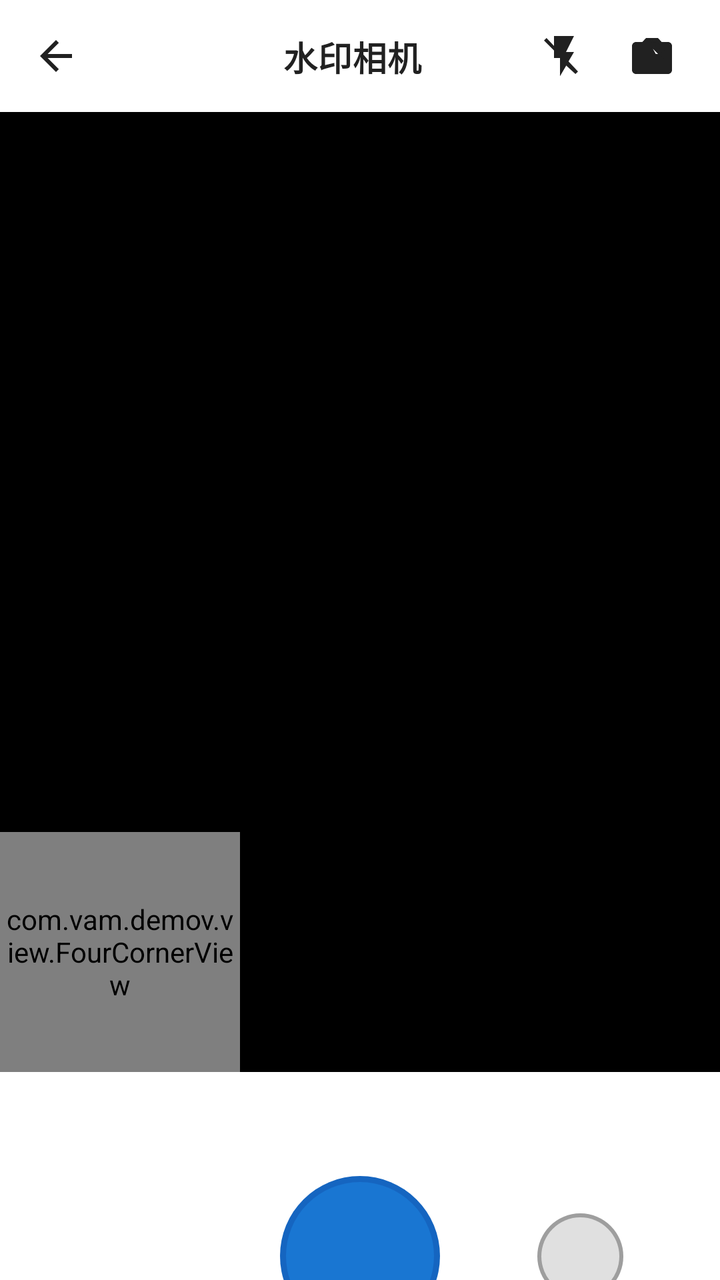
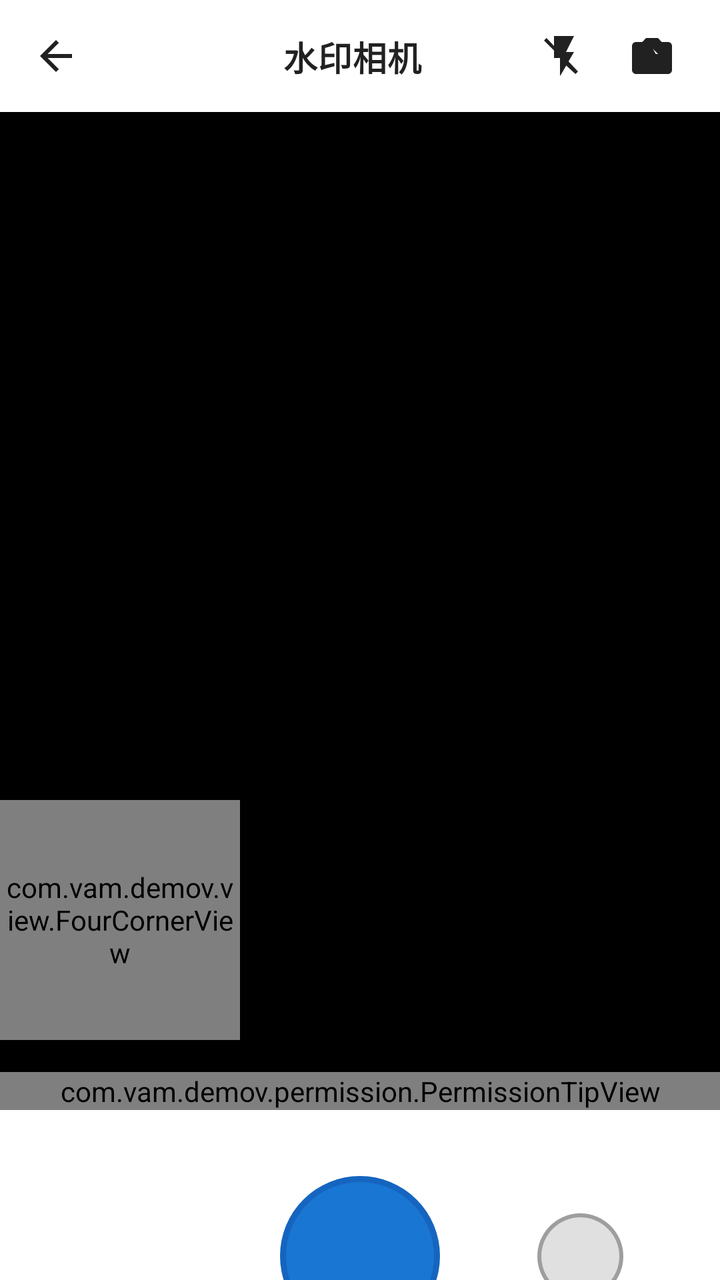

Screens rendered from an Android XML layout before and after an edit, with the pre-edit source and the edit as a unified diff.
<!-- AndroidManifest.xml: activity theme Theme.AppCompat.Light.NoActionBar -->
<!-- res/layout/activity_camera_preview.xml -->
<?xml version="1.0" encoding="utf-8"?>
<androidx.constraintlayout.widget.ConstraintLayout
    xmlns:android="http://schemas.android.com/apk/res/android"
    xmlns:app="http://schemas.android.com/apk/res-auto"
    android:layout_width="match_parent"
    android:layout_height="match_parent"
    android:background="#000000">

    
    <androidx.constraintlayout.widget.ConstraintLayout
        android:id="@+id/topBar"
        android:layout_width="0dp"
        android:layout_height="56dp"
        android:background="#FFFFFF"
        android:paddingStart="4dp"
        android:paddingEnd="12dp"
        app:layout_constraintTop_toTopOf="parent"
        app:layout_constraintStart_toStartOf="parent"
        app:layout_constraintEnd_toEndOf="parent">

        
        <ImageButton
            android:id="@+id/btnBack"
            android:layout_width="48dp"
            android:layout_height="48dp"
            android:background="?attr/selectableItemBackgroundBorderless"
            android:contentDescription="@string/camera_back_desc"
            android:src="@drawable/ic_arrow_back"
            android:scaleType="center"
            app:layout_constraintStart_toStartOf="parent"
            app:layout_constraintTop_toTopOf="parent"
            app:layout_constraintBottom_toBottomOf="parent" />

        
        <TextView
            android:id="@+id/tvTitle"
            android:layout_width="wrap_content"
            android:layout_height="wrap_content"
            android:text="@string/camera_title"
            android:textColor="#212121"
            android:textSize="17sp"
            android:textStyle="bold"
            android:letterSpacing="0.02"
            app:layout_constraintStart_toStartOf="parent"
            app:layout_constraintEnd_toEndOf="parent"
            app:layout_constraintTop_toTopOf="parent"
            app:layout_constraintBottom_toBottomOf="parent" />

        
        <LinearLayout
            android:id="@+id/rightActions"
            android:layout_width="wrap_content"
            android:layout_height="wrap_content"
            android:orientation="horizontal"
            android:gravity="center_vertical"
            app:layout_constraintEnd_toEndOf="parent"
            app:layout_constraintTop_toTopOf="parent"
            app:layout_constraintBottom_toBottomOf="parent">

            <ImageButton
                android:id="@+id/btnFlash"
                android:layout_width="44dp"
                android:layout_height="44dp"
                android:background="?attr/selectableItemBackgroundBorderless"
                android:contentDescription="@string/camera_flash_desc"
                android:src="@drawable/ic_flash_off"
                android:scaleType="center" />

            <ImageButton
                android:id="@+id/btnFlipCamera"
                android:layout_width="44dp"
                android:layout_height="44dp"
                android:background="?attr/selectableItemBackgroundBorderless"
                android:contentDescription="@string/camera_flip_desc"
                android:src="@drawable/ic_flip_camera"
                android:scaleType="center" />

        </LinearLayout>

    </androidx.constraintlayout.widget.ConstraintLayout>

    
    <FrameLayout
        android:id="@+id/cameraPreviewContainer"
        android:layout_width="0dp"
        android:layout_height="0dp"
        android:background="#000000"
        app:layout_constraintDimensionRatio="H,3:4"
        app:layout_constraintTop_toBottomOf="@id/topBar"
        app:layout_constraintStart_toStartOf="parent"
        app:layout_constraintEnd_toEndOf="parent">

        <TextureView
            android:id="@+id/textureView"
            android:layout_width="match_parent"
            android:layout_height="match_parent" />

    </FrameLayout>

    
    <androidx.constraintlayout.widget.ConstraintLayout
        android:id="@+id/bottomBar"
        android:layout_width="0dp"
        android:layout_height="0dp"
        android:background="#FFFFFF"
        app:layout_constraintTop_toBottomOf="@id/cameraPreviewContainer"
        app:layout_constraintBottom_toBottomOf="parent"
        app:layout_constraintStart_toStartOf="parent"
        app:layout_constraintEnd_toEndOf="parent">

        
        <ImageButton
            android:id="@+id/btnCapture"
            android:layout_width="80dp"
            android:layout_height="80dp"
            android:background="@drawable/bg_capture_button"
            android:contentDescription="@string/camera_capture_desc"
            android:scaleType="center"
            android:src="@null"
            android:layout_marginTop="52dp"
            app:layout_constraintStart_toStartOf="parent"
            app:layout_constraintEnd_toEndOf="parent"
            app:layout_constraintTop_toTopOf="parent" />

        
        <ImageButton
            android:id="@+id/btnGallery"
            android:layout_width="43dp"
            android:layout_height="43dp"
            android:background="@drawable/bg_gallery_button"
            android:contentDescription="@string/camera_gallery_desc"
            android:scaleType="center"
            android:src="@null"
            app:layout_constraintStart_toEndOf="@id/btnCapture"
            app:layout_constraintEnd_toEndOf="parent"
            app:layout_constraintTop_toTopOf="@id/btnCapture"
            app:layout_constraintBottom_toBottomOf="@id/btnCapture" />

        
        <com.vam.demov.tab.CenterTabView
            android:id="@+id/centerTabView"
            android:layout_width="0dp"
            android:layout_height="wrap_content"
            android:layout_marginTop="20dp"
            app:layout_constraintTop_toBottomOf="@id/btnCapture"
            app:layout_constraintStart_toStartOf="parent"
            app:layout_constraintEnd_toEndOf="parent" />

    </androidx.constraintlayout.widget.ConstraintLayout>

    
    <androidx.fragment.app.FragmentContainerView
        android:id="@+id/uploadProgressContainer"
        android:layout_width="0dp"
        android:layout_height="wrap_content"
        app:layout_constraintTop_toTopOf="@id/bottomBar"
        app:layout_constraintStart_toStartOf="@id/bottomBar"
        app:layout_constraintEnd_toEndOf="@id/bottomBar" />

    
    <com.vam.demov.view.FourCornerView
        android:id="@+id/fourCornerView"
        android:layout_width="120dp"
        android:layout_height="120dp"
        app:layout_constraintStart_toStartOf="@id/cameraPreviewContainer"
        app:layout_constraintBottom_toBottomOf="@id/cameraPreviewContainer" />

</androidx.constraintlayout.widget.ConstraintLayout>
<!-- resources referenced by this layout -->
<resources>
  <!-- drawable bg_capture_button (drawable) -->
  <?xml version="1.0" encoding="utf-8"?>
  <layer-list xmlns:android="http://schemas.android.com/apk/res/android">
      <item>
          <shape android:shape="oval">
              <solid android:color="#1565C0" />
          </shape>
      </item>
      <item
          android:left="3dp"
          android:top="3dp"
          android:right="3dp"
          android:bottom="3dp">
          <shape android:shape="oval">
              <solid android:color="#1976D2" />
          </shape>
      </item>
  </layer-list>
  <!-- drawable bg_gallery_button (drawable) -->
  <?xml version="1.0" encoding="utf-8"?>
  <layer-list xmlns:android="http://schemas.android.com/apk/res/android">
      <item>
          <shape android:shape="oval">
              <solid android:color="#9E9E9E" />
          </shape>
      </item>
      <item
          android:left="2dp"
          android:top="2dp"
          android:right="2dp"
          android:bottom="2dp">
          <shape android:shape="oval">
              <solid android:color="#E0E0E0" />
          </shape>
      </item>
  </layer-list>
  <!-- drawable ic_arrow_back (drawable) -->
  <?xml version="1.0" encoding="utf-8"?>
  <vector xmlns:android="http://schemas.android.com/apk/res/android"
      android:width="24dp"
      android:height="24dp"
      android:viewportWidth="24"
      android:viewportHeight="24">
      <path
          android:fillColor="#212121"
          android:pathData="M20,11H7.83l5.59,-5.59L12,4l-8,8 8,8 1.41,-1.41L7.83,13H20v-2z" />
  </vector>
  <!-- drawable ic_flash_off (drawable) -->
  <?xml version="1.0" encoding="utf-8"?>
  <vector xmlns:android="http://schemas.android.com/apk/res/android"
      android:width="24dp"
      android:height="24dp"
      android:viewportWidth="24"
      android:viewportHeight="24">
      
      <path
          android:fillColor="#212121"
          android:pathData="M7,2v11h3v9l7,-12h-4l4,-8z" />
      
      <path
          android:fillColor="#212121"
          android:pathData="M3.27,3L2,4.27l5,5V13h3v9l3.08,-5.27L17.73,21 19,19.73 3.27,3z" />
  </vector>
  <!-- drawable ic_flip_camera (drawable) -->
  <?xml version="1.0" encoding="utf-8"?>
  <vector xmlns:android="http://schemas.android.com/apk/res/android"
      android:width="24dp"
      android:height="24dp"
      android:viewportWidth="24"
      android:viewportHeight="24">
      <path
          android:fillColor="#212121"
          android:pathData="M20,5h-3.17L15,3H9L7.17,5H4C2.9,5 2,5.9 2,7v12c0,1.1 0.9,2 2,2h16c1.1,0 2,-0.9 2,-2V7C22,5.9 21.1,5 20,5zM12,18c-2.76,0 -5,-2.24 -5,-5h2l-2.5,-2.5L4,13H6c0,3.31 2.69,6 6,6 1.01,0 1.96,-0.25 2.79,-0.69l-1.46,-1.46C12.9,17.92 12.46,18 12,18zM12.5,8.5L15,11h-2c0,3.31 -2.69,6 -6,6 -0.46,0 -0.9,-0.08 -1.32,-0.19L4.21,18.28C5.04,18.74 5.99,19 6.96,19c0.01,0 0.02,0 0.04,0C7,19 7,19 7,19c3.31,0 6,-2.69 6,-6h2L12.5,8.5z" />
      <path
          android:fillColor="#212121"
          android:pathData="M15.5,11l2.5,2.5 2.5,-2.5H18.5c0,-3.31 -2.69,-6 -6,-6 -1.01,0 -1.96,0.25 -2.79,0.69l1.46,1.46C11.59,6.57 11.79,6.5 12,6.5c2.76,0 5,2.24 5,5H15.5z" />
  </vector>
  <string name="camera_back_desc">返回</string>
  <string name="camera_capture_desc">拍摄</string>
  <string name="camera_flash_desc">闪光灯</string>
  <string name="camera_flip_desc">翻转镜头</string>
  <string name="camera_gallery_desc">相册</string>
  <string name="camera_title">水印相机</string>
</resources>

<!-- the commit's change to res/layout/activity_camera_preview.xml (unified diff, before → after) -->
@@ -1,9 +1,9 @@
 <?xml version="1.0" encoding="utf-8"?>
-<androidx.constraintlayout.widget.ConstraintLayout
-    xmlns:android="http://schemas.android.com/apk/res/android"
+<androidx.constraintlayout.widget.ConstraintLayout xmlns:android="http://schemas.android.com/apk/res/android"
     xmlns:app="http://schemas.android.com/apk/res-auto"
     android:layout_width="match_parent"
     android:layout_height="match_parent"
+    xmlns:tools="http://schemas.android.com/tools"
     android:background="#000000">
 
     
@@ -158,10 +158,42 @@
         app:layout_constraintEnd_toEndOf="@id/bottomBar" />
 
     
+    <com.vam.demov.permission.PermissionTipView
+        android:id="@+id/permissionTipView"
+        android:layout_width="0dp"
+        android:layout_height="wrap_content"
+        tools:visibility="visible"
+        app:layout_constraintTop_toTopOf="@id/bottomBar"
+        app:layout_constraintStart_toStartOf="@id/bottomBar"
+        app:layout_constraintEnd_toEndOf="@id/bottomBar" />
+
+    
+    <androidx.constraintlayout.widget.Guideline
+        android:id="@+id/guidelineOneThird"
+        android:layout_width="wrap_content"
+        android:layout_height="wrap_content"
+        android:orientation="vertical"
+        app:layout_constraintGuide_percent="0.333" />
+
+    
+    <ImageView
+        android:id="@+id/triangleTip"
+        android:layout_width="24dp"
+        android:layout_height="16dp"
+        android:src="@drawable/ic_triangle_tip"
+        android:scaleType="fitXY"
+        android:visibility="gone"
+        tools:visibility="visible"
+        app:layout_constraintStart_toStartOf="@id/guidelineOneThird"
+        app:layout_constraintEnd_toEndOf="@id/guidelineOneThird"
+        app:layout_constraintBottom_toTopOf="@id/permissionTipView" />
+
+    
     <com.vam.demov.view.FourCornerView
         android:id="@+id/fourCornerView"
         android:layout_width="120dp"
         android:layout_height="120dp"
+        android:layout_marginBottom="16dp"
         app:layout_constraintStart_toStartOf="@id/cameraPreviewContainer"
         app:layout_constraintBottom_toBottomOf="@id/cameraPreviewContainer" />
 
<!-- resource entries referenced after the edit -->
@@ -77,6 +77,18 @@
           android:fillColor="#212121"
           android:pathData="M15.5,11l2.5,2.5 2.5,-2.5H18.5c0,-3.31 -2.69,-6 -6,-6 -1.01,0 -1.96,0.25 -2.79,0.69l1.46,1.46C11.59,6.57 11.79,6.5 12,6.5c2.76,0 5,2.24 5,5H15.5z" />
   </vector>
+  <!-- drawable ic_triangle_tip (drawable) -->
+  <?xml version="1.0" encoding="utf-8"?>
+  <vector xmlns:android="http://schemas.android.com/apk/res/android"
+      android:width="24dp"
+      android:height="16dp"
+      android:viewportWidth="8"
+      android:viewportHeight="8">
+      
+      <path
+          android:fillColor="#1E88E5"
+          android:pathData="M0,8 L4,0 L8,8 Z" />
+  </vector>
   <string name="camera_back_desc">返回</string>
   <string name="camera_capture_desc">拍摄</string>
   <string name="camera_flash_desc">闪光灯</string>
